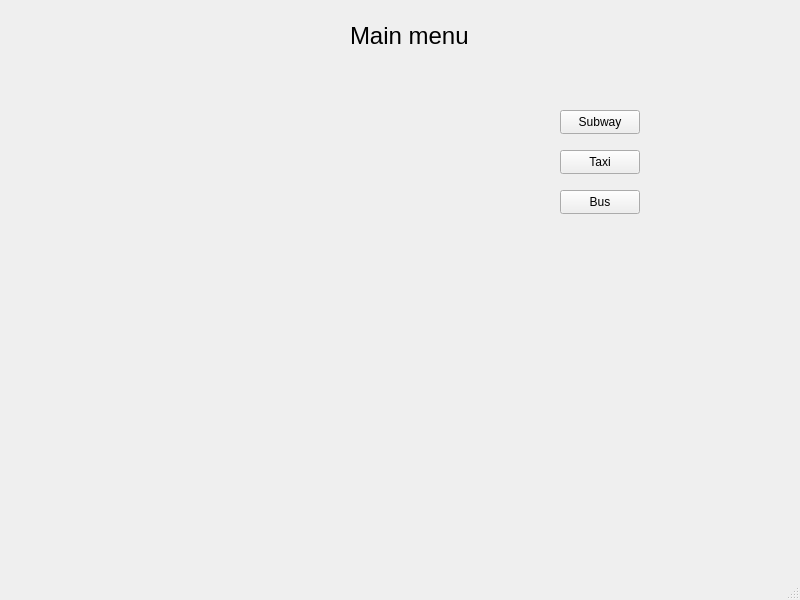
The window that mainwindow.ui (hasani2024/Main-Subway-managment) describes before a commit, drawn with Qt 5.
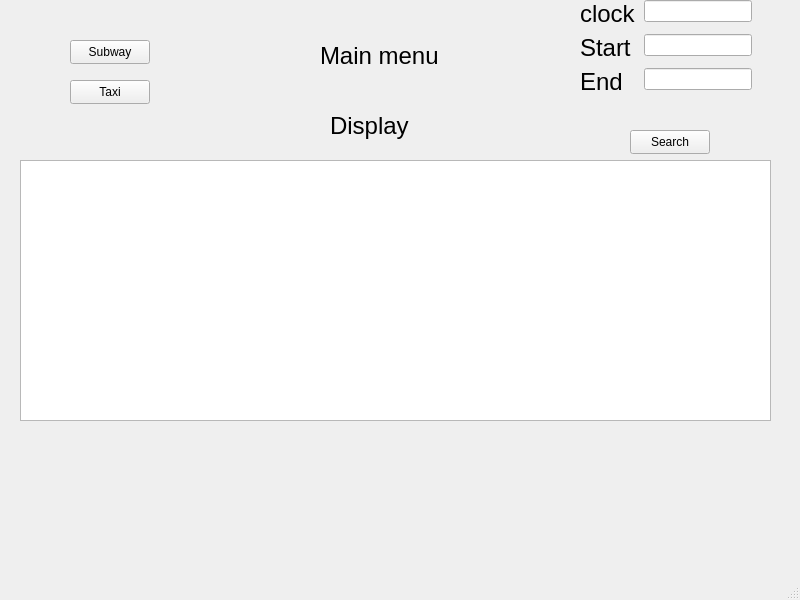
The same window after the commit.

What changed in the file:
```diff
--- a/mainwindow.ui
+++ b/mainwindow.ui
@@ -17,8 +17,8 @@
    <widget class="QLabel" name="MainMenulabel">
     <property name="geometry">
      <rect>
-      <x>350</x>
-      <y>10</y>
+      <x>320</x>
+      <y>30</y>
       <width>161</width>
       <height>51</height>
      </rect>
@@ -35,8 +35,8 @@
    <widget class="QPushButton" name="SubwayButton">
     <property name="geometry">
      <rect>
-      <x>560</x>
-      <y>110</y>
+      <x>70</x>
+      <y>40</y>
       <width>80</width>
       <height>24</height>
      </rect>
@@ -48,8 +48,8 @@
    <widget class="QPushButton" name="TaxiButton">
     <property name="geometry">
      <rect>
-      <x>560</x>
-      <y>150</y>
+      <x>70</x>
+      <y>80</y>
       <width>80</width>
       <height>24</height>
      </rect>
@@ -61,16 +61,101 @@
    <widget class="QPushButton" name="BusButton">
     <property name="geometry">
      <rect>
-      <x>560</x>
-      <y>190</y>
+      <x>630</x>
+      <y>130</y>
       <width>80</width>
       <height>24</height>
      </rect>
     </property>
     <property name="text">
-     <string>Bus</string>
+     <string>Search</string>
     </property>
    </widget>
+   <widget class="QLabel" name="MainMenulabel_2">
+    <property name="geometry">
+     <rect>
+      <x>330</x>
+      <y>100</y>
+      <width>161</width>
+      <height>51</height>
+     </rect>
+    </property>
+    <property name="font">
+     <font>
+      <pointsize>18</pointsize>
+     </font>
+    </property>
+    <property name="text">
+     <string>Display</string>
+    </property>
+   </widget>
+   <widget class="QListWidget" name="listWidget">
+    <property name="geometry">
+     <rect>
+      <x>20</x>
+      <y>160</y>
+      <width>751</width>
+      <height>261</height>
+     </rect>
+    </property>
+   </widget>
+   <widget class="QWidget" name="">
+    <property name="geometry">
+     <rect>
+      <x>580</x>
+      <y>0</y>
+      <width>172</width>
+      <height>110</height>
+     </rect>
+    </property>
+    <layout class="QFormLayout" name="formLayout">
+     <item row="0" column="0">
+      <widget class="QLabel" name="MainMenulabel_3">
+       <property name="font">
+        <font>
+         <pointsize>18</pointsize>
+        </font>
+       </property>
+       <property name="text">
+        <string>clock</string>
+       </property>
+      </widget>
+     </item>
+     <item row="0" column="1">
+      <widget class="QLineEdit" name="ClocklineEdit"/>
+     </item>
+     <item row="1" column="0">
+      <widget class="QLabel" name="MainMenulabel_4">
+       <property name="font">
+        <font>
+         <pointsize>18</pointsize>
+        </font>
+       </property>
+       <property name="text">
+        <string>Start </string>
+       </property>
+      </widget>
+     </item>
+     <item row="1" column="1">
+      <widget class="QLineEdit" name="StartSatationlineEdit_2"/>
+     </item>
+     <item row="2" column="0">
+      <widget class="QLabel" name="MainMenulabel_5">
+       <property name="font">
+        <font>
+         <pointsize>18</pointsize>
+        </font>
+       </property>
+       <property name="text">
+        <string>End </string>
+       </property>
+      </widget>
+     </item>
+     <item row="2" column="1">
+      <widget class="QLineEdit" name="EndStationlineEdit_3"/>
+     </item>
+    </layout>
+   </widget>
   </widget>
   <widget class="QMenuBar" name="menubar">
    <property name="geometry">
```
